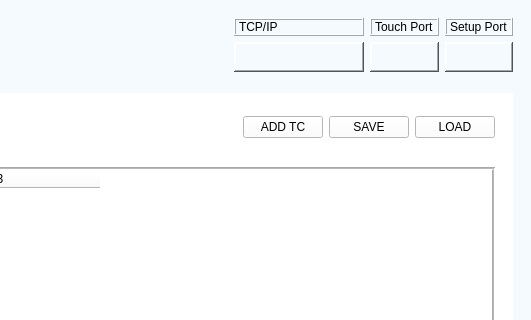
This is dashboard.ui in badpooh/Vision as Qt 5 draws it before an edit; both pictures show x 749 to 1280 and y 0 to 320 of the 1280 by 720 pixel window. The edited form follows.
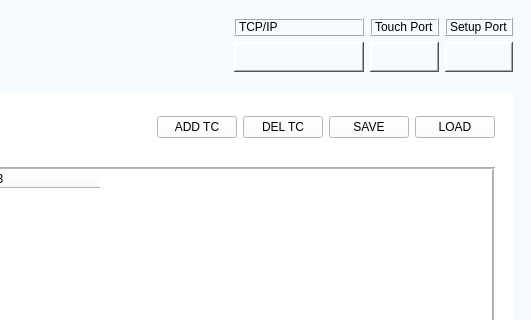
This is the edited form. Icons and pictures are not drawn.

Patch:
```diff
--- a/dashboard.ui
+++ b/dashboard.ui
@@ -744,6 +744,13 @@
                   </property>
                  </widget>
                 </item>
+                <item>
+                 <widget class="QPushButton" name="btn_del_tc">
+                  <property name="text">
+                   <string>DEL TC</string>
+                  </property>
+                 </widget>
+                </item>
                 <item>
                  <widget class="QPushButton" name="btn_tc_save">
                   <property name="text">
```
